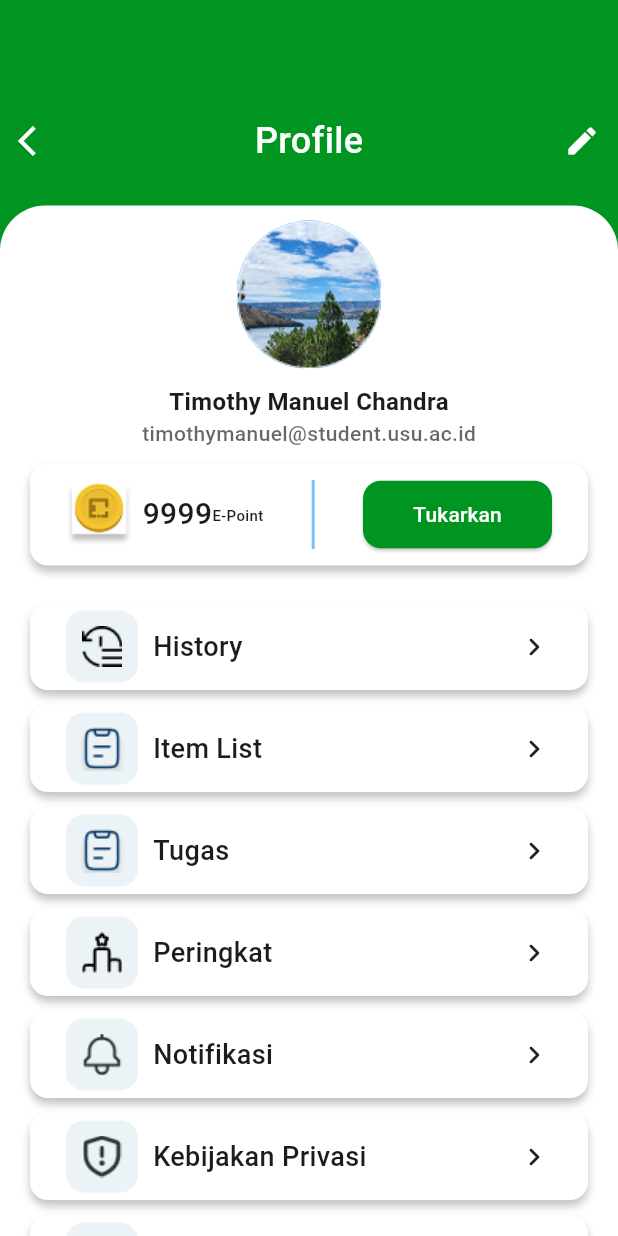
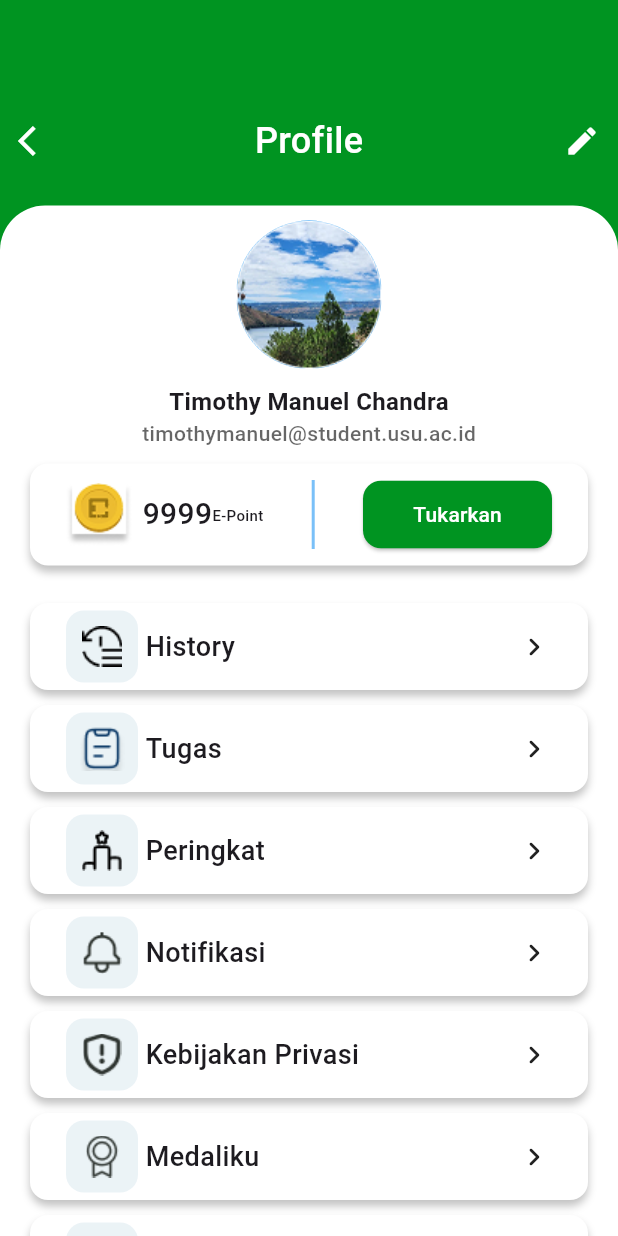
Before and after one commit to andcrst/Prak-PM, a Flutter app: the ProfileScreen screen opened directly, on a phone screen of 412 x 824 dp. Run offline on Flutter 3.47's test engine with Material 3 defaults, Android fonts, the phone set to English and light mode, and no system bars; our stand-ins replace cloud_firestore, firebase_auth, firebase_core, google_sign_in, permission_handler; accounts and stored records are empty.

Commit message:
update profile

```diff
--- a/lib/components/profile_widget/menu_list.dart
+++ b/lib/components/profile_widget/menu_list.dart
@@ -1,23 +1,15 @@
 import 'package:flutter/material.dart';
 
-Widget menuList({
-  required String title,
-  required String image,
-  VoidCallback? onTap,
-}) {
-  return InkWell(
-    onTap: onTap ?? () {}, // <-- onTap bisa kosong / null tanpa error
-    borderRadius: BorderRadius.circular(12),
-    child: Container(
+Widget menuList(title, image) => Container(
   width: 372,
   height: 58,
-      padding: const EdgeInsets.symmetric(horizontal: 24),
+  padding: EdgeInsets.symmetric(horizontal: 24),
   decoration: BoxDecoration(
     color: Colors.white,
     borderRadius: BorderRadius.circular(12),
     boxShadow: [
       BoxShadow(
-            offset: const Offset(0, 4),
+        offset: Offset(0, 4),
         blurRadius: 4,
         color: Colors.black.withOpacity(0.24),
       ),
@@ -29,24 +21,19 @@ Widget menuList({
         width: 48,
         height: 48,
         decoration: BoxDecoration(
-              color: const Color(0xff3A87AB).withOpacity(.1),
+          color: Color(0xff3A87AB).withOpacity(.1),
           borderRadius: BorderRadius.circular(12),
         ),
         child: Image.asset(image),
       ),
-          const SizedBox(width: 10),
+      SizedBox(width: 5),
       Expanded(
         child: Text(
           title,
-              style: const TextStyle(
-                fontSize: 18,
-                fontWeight: FontWeight.w500,
+          style: TextStyle(fontSize: 18, fontWeight: FontWeight.w500),
         ),
       ),
-          ),
-          const Icon(Icons.keyboard_arrow_right_rounded),
+      Icon(Icons.keyboard_arrow_right_rounded),
     ],
   ),
-    ),
 );
-}
--- a/lib/screens/auth/profile.dart
+++ b/lib/screens/auth/profile.dart
@@ -143,79 +143,40 @@ class ProfileScreen extends StatelessWidget {
                       ),
 
                       SizedBox(height: 25),
-
-                      menuList(
-                        title: "History",
-                        image: "assets/images/history.png",
-                      ),
+                      menuList("History", "assets/images/history.png"),
                       SizedBox(height: 10),
-
-                      menuList(
-                        title: "Item List",
-                        image: "assets/images/tugas.png",
-                        onTap: () {
+                      InkWell(
+                        onTap: () => {
                           Navigator.push(
                             context,
                             MaterialPageRoute(
-                              builder: (context) => const ItemListScreen(),
+                              builder: (context) => ItemListScreen(),
                             ),
-                          );
+                          ),
                         },
+                        child: menuList("Tugas", "assets/images/tugas.png"),
                       ),
                       SizedBox(height: 10),
-
+                      menuList("Peringkat", "assets/images/peringkat.png"),
+                      SizedBox(height: 10),
+                      menuList("Notifikasi", "assets/images/notifikasi.png"),
+                      SizedBox(height: 10),
                       menuList(
-                        title: "Tugas",
-                        image: "assets/images/tugas.png",
+                        "Kebijakan Privasi",
+                        "assets/images/privasi.png",
+                      ),
+                      SizedBox(height: 10),
+                      menuList("Medaliku", "assets/images/medali.png"),
+                      SizedBox(height: 10),
+                      menuList("Ganti Password", "assets/images/password.png"),
+                      SizedBox(height: 10),
+                      menuList("Pusat Bantuan", "assets/images/bantuan.png"),
+                      SizedBox(height: 10),
+                      InkWell(
+                        onTap: () async => await AuthService().signOut(),
+                        child: menuList("Logout", "assets/images/bantuan.png"),
                       ),
 
-                      SizedBox(height: 10),
-
-                      menuList(
-                        title: "Peringkat",
-                        image: "assets/images/peringkat.png",
-                      ),
-                      SizedBox(height: 10),
-
-                      menuList(
-                        title: "Notifikasi",
-                        image: "assets/images/notifikasi.png",
-                      ),
-                      SizedBox(height: 10),
-
-                      menuList(
-                        title: "Kebijakan Privasi",
-                        image: "assets/images/privasi.png",
-                      ),
-                      SizedBox(height: 10),
-
-                      menuList(
-                        title: "Medaliku",
-                        image: "assets/images/medali.png",
-                      ),
-                      SizedBox(height: 10),
-
-                      menuList(
-                        title: "Ganti Password",
-                        image: "assets/images/password.png",
-                      ),
-                      SizedBox(height: 10),
-
-                      menuList(
-                        title: "Pusat Bantuan",
-                        image: "assets/images/bantuan.png",
-                      ),
-
-                      SizedBox(height: 10),
-
-                      menuList(
-                        title: "Logout",
-                        image: "assets/images/privasi.png",
-                        onTap: () async {
-                          await AuthService().signOut();
-                          Navigator.pushReplacementNamed(context, "/login");
-                        },
-                      ),
                       SizedBox(height: 10),
                     ],
                   ),
```
Lines whose indentation alone changed are shown as unchanged.
